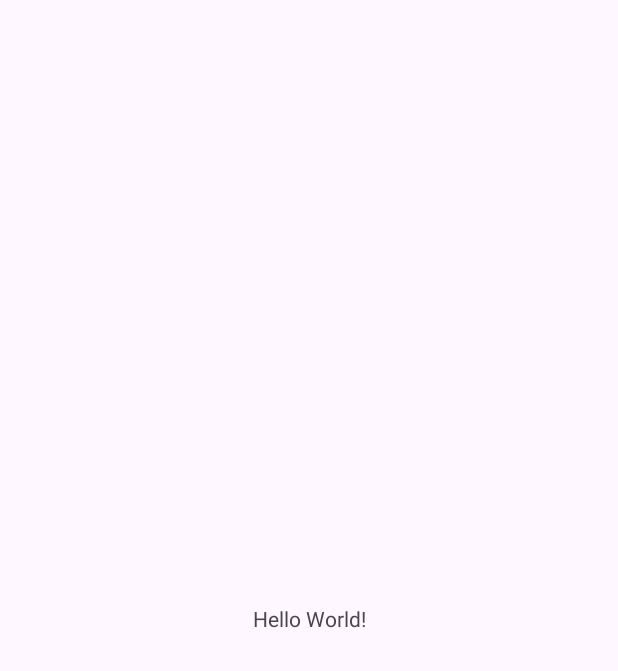
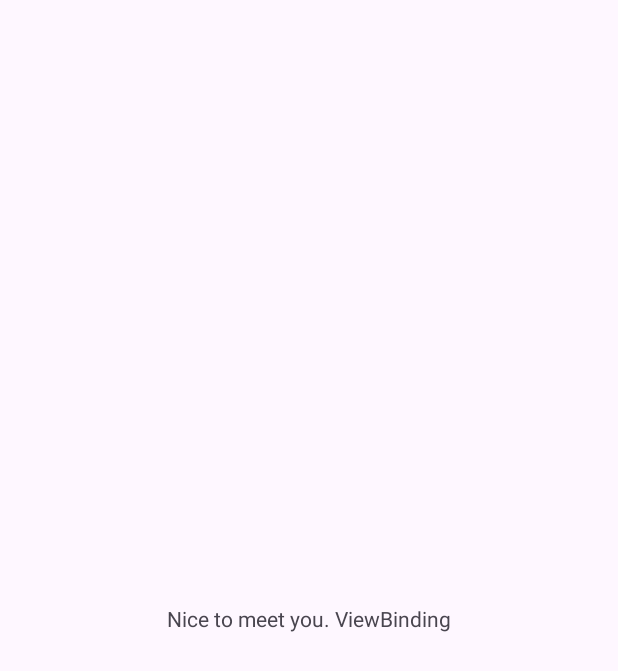
Before and after one commit to OK-Data-System-2023-Internship/Barrier-Free-Project, an Android app: the screen it shows after launch (MainActivity), on a phone screen of 412 x 824 dp. Before the commit the part shown is almost empty. Shown: the top 671 px of the screen. Run offline under Robolectric (Android 15) with nearby library versions, the phone set to English and light mode, and no system bars.

Commit message:
binding test

```diff
--- a/app/build.gradle
+++ b/app/build.gradle
@@ -4,7 +4,11 @@ plugins {
 
 android {
     namespace 'com.example.testproject'
-    compileSdk 33
+    compileSdk 34
+
+    buildFeatures {
+        viewBinding = true
+    }
 
     defaultConfig {
         applicationId "com.example.testproject"
--- a/app/src/main/java/com/example/testproject/MainActivity.java
+++ b/app/src/main/java/com/example/testproject/MainActivity.java
@@ -4,11 +4,18 @@ import androidx.appcompat.app.AppCompatActivity;
 
 import android.os.Bundle;
 
+import com.example.testproject.databinding.ActivityMainBinding;
+
 public class MainActivity extends AppCompatActivity {
+
+    private ActivityMainBinding binding;
 
     @Override
     protected void onCreate(Bundle savedInstanceState) {
         super.onCreate(savedInstanceState);
-        setContentView(R.layout.activity_main);
+        binding = ActivityMainBinding.inflate(getLayoutInflater());
+        setContentView(binding.getRoot());
+
+        binding.textId1.setText("Nice to meet you. ViewBinding");
     }
 }
--- a/app/src/main/res/layout/activity_main.xml
+++ b/app/src/main/res/layout/activity_main.xml
@@ -7,9 +7,10 @@
     tools:context=".MainActivity">
 
     <TextView
+        android:id="@+id/textId1"
         android:layout_width="wrap_content"
         android:layout_height="wrap_content"
-        android:text="Hello World!"
+        android:text="hello"
         app:layout_constraintBottom_toBottomOf="parent"
         app:layout_constraintEnd_toEndOf="parent"
         app:layout_constraintStart_toStartOf="parent"
```
